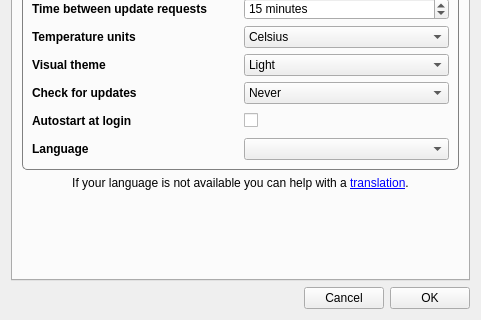
Qt form ConfigurationDialog.ui (FelixdelasPozas/TrayWeather) before a commit; both pictures show x 0 to 481 and y 224 to 544 of the 481 by 544 pixel window.
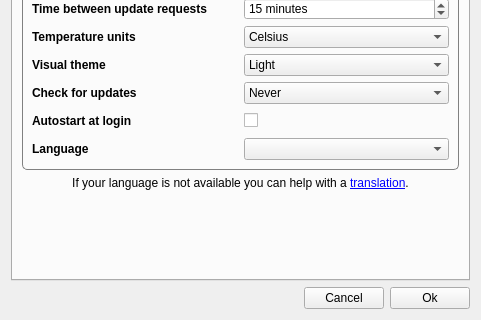
The same form after that commit. Icons and pictures are not drawn.

Commit message: Fix: config dialog resetting the settings when changing language. Fix: maps failure to load fix attempt.

Patch:
```diff
--- a/ConfigurationDialog.ui
+++ b/ConfigurationDialog.ui
@@ -1207,7 +1207,7 @@
      <item>
       <widget class="QPushButton" name="m_ok">
        <property name="text">
-        <string>OK</string>
+        <string>Ok</string>
        </property>
       </widget>
      </item>
```
The commit also changes 5 other files.
